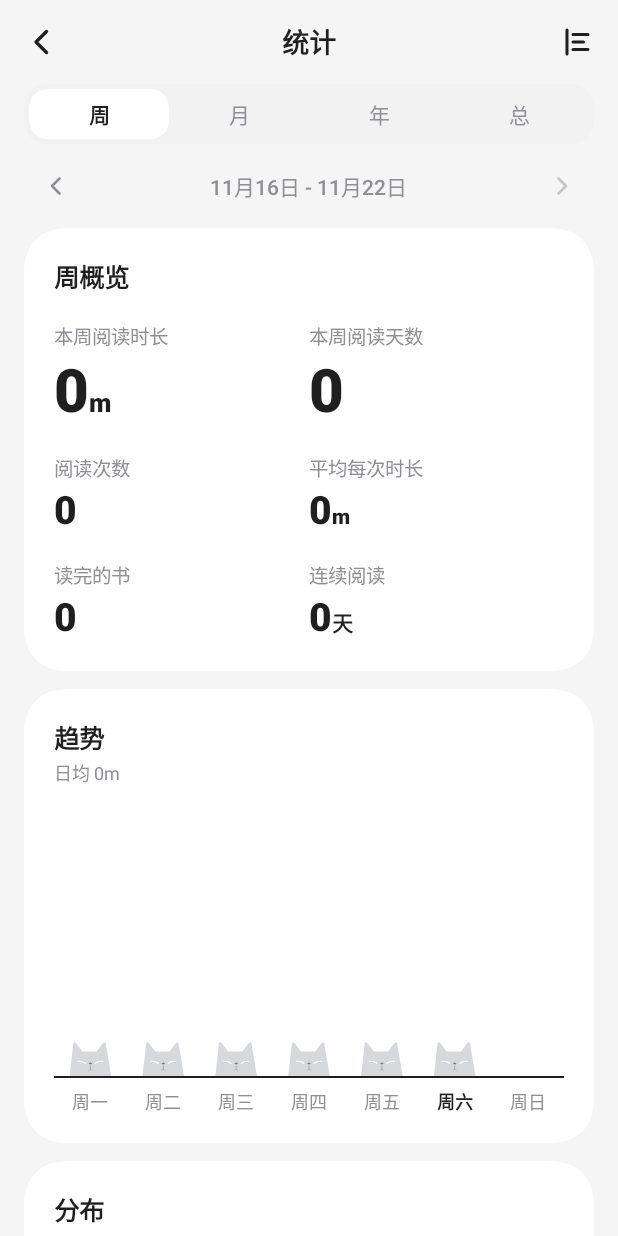
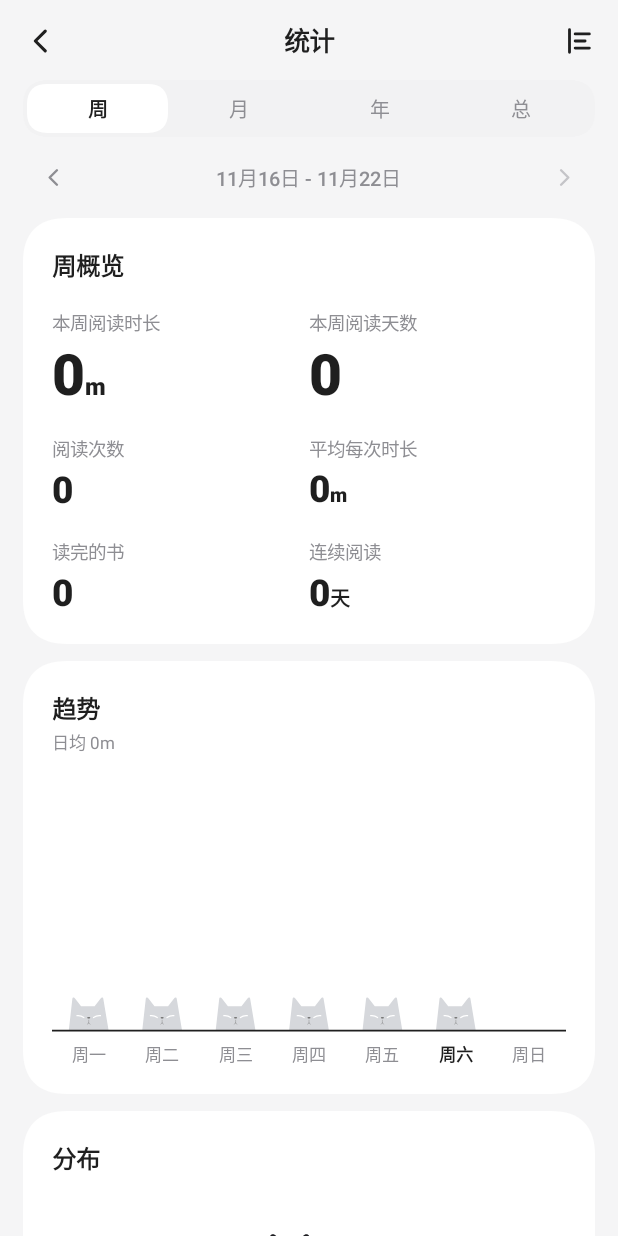
Before and after one commit to Mayleaves/KongyeReader, an Android app built with Jetpack Compose: the screen it shows after launch (MainActivity), after a tap on an icon or button, on a phone screen of 412 x 824 dp. Run offline under Robolectric (Android 15) with nearby library versions, the phone set to English and light mode, and no system bars; pictures from the network do not load; 1 other tap on this screen came first.

Commit message:
空叶阅读 2.1.3：适配横屏、小屏及弹层布局

```diff
--- a/app/build.gradle.kts
+++ b/app/build.gradle.kts
@@ -12,8 +12,8 @@ android {
         applicationId = "com.kongye.reader"
         minSdk = 26
         targetSdk = 36
-        versionCode = 34
-        versionName = "2.1.2"
+        versionCode = 35
+        versionName = "2.1.3"
         testInstrumentationRunner = "com.kongye.reader.VisualRegression"
     }
 
--- a/app/src/main/java/com/kongye/reader/ui/App.kt
+++ b/app/src/main/java/com/kongye/reader/ui/App.kt
@@ -33,15 +33,23 @@ import androidx.compose.foundation.Canvas
 import androidx.compose.foundation.background
 import androidx.compose.foundation.layout.Box
 import androidx.compose.foundation.layout.Column
+import androidx.compose.foundation.layout.ExperimentalLayoutApi
 import androidx.compose.foundation.layout.Row
 import androidx.compose.foundation.layout.Spacer
+import androidx.compose.foundation.layout.WindowInsets
+import androidx.compose.foundation.layout.WindowInsetsSides
+import androidx.compose.foundation.layout.displayCutout
 import androidx.compose.foundation.layout.fillMaxSize
 import androidx.compose.foundation.layout.height
+import androidx.compose.foundation.layout.navigationBarsIgnoringVisibility
 import androidx.compose.foundation.layout.navigationBarsPadding
+import androidx.compose.foundation.layout.only
 import androidx.compose.foundation.layout.padding
 import androidx.compose.foundation.layout.size
+import androidx.compose.foundation.layout.union
 import androidx.compose.foundation.layout.width
 import androidx.compose.foundation.layout.widthIn
+import androidx.compose.foundation.layout.windowInsetsPadding
 import androidx.compose.runtime.Composable
 import androidx.compose.runtime.CompositionLocalProvider
 import androidx.compose.runtime.LaunchedEffect
@@ -58,6 +66,7 @@ import androidx.compose.ui.geometry.Size
 import androidx.compose.ui.graphics.StrokeCap
 import androidx.compose.ui.graphics.graphicsLayer
 import androidx.compose.ui.graphics.drawscope.Stroke
+import androidx.compose.ui.platform.LocalDensity
 import androidx.compose.ui.text.font.FontWeight
 import androidx.compose.ui.text.style.TextAlign
 import androidx.compose.ui.unit.dp
@@ -86,7 +95,9 @@ import com.kongye.reader.ui.theme.DarkPalette
 import com.kongye.reader.ui.theme.K
 import com.kongye.reader.ui.theme.LightPalette
 import com.kongye.reader.ui.theme.LocalPalette
+import com.kongye.reader.ui.theme.adaptiveDensity
 
+@OptIn(ExperimentalLayoutApi::class)
 @Composable
 fun App(showSplash: Boolean = false) {
     var splashVisible by rememberSaveable { mutableStateOf(showSplash) }
@@ -104,7 +115,10 @@ fun App(showSplash: Boolean = false) {
         2 -> true
         else -> AppTheme.systemDark
     }
-    CompositionLocalProvider(LocalPalette provides if (dark) DarkPalette else LightPalette) {
+    CompositionLocalProvider(
+        LocalPalette provides if (dark) DarkPalette else LightPalette,
+        LocalDensity provides adaptiveDensity(),
+    ) {
         val launcher = rememberLauncherForActivityResult(ActivityResultContracts.OpenMultipleDocuments()) { uris ->
             Importer.start(uris, openAfter = false)
         }
@@ -125,7 +139,9 @@ fun App(showSplash: Boolean = false) {
         }
         // 最先注册，优先级最低：页面里的弹层、阅读菜单会先拦截返回键
         BackHandler(Nav.stack.size > 1) { Nav.pop() }
-        Box(Modifier.fillMaxSize().background(K.c.bg)) {
+        val sideInsets = WindowInsets.displayCutout.union(WindowInsets.navigationBarsIgnoringVisibility)
+            .only(WindowInsetsSides.Horizontal)
+        Box(Modifier.fillMaxSize().background(K.c.bg).windowInsetsPadding(sideInsets)) {
             Box(Modifier.fillMaxSize().graphicsLayer {
                 val progress = if (splashVisible) splashExit.value else 1f
                 alpha = progress
--- a/app/src/main/java/com/kongye/reader/ui/reader/ReaderScreen.kt
+++ b/app/src/main/java/com/kongye/reader/ui/reader/ReaderScreen.kt
@@ -428,7 +428,8 @@ private fun Reader(
         val geo = with(density) {
             // 版心宽度取整字数，多出来的零头平分到左右边距，纯中文的行不用两端对齐也是齐的
             val em = settings.fontSize.sp.toPx()
-            val room = (w - settings.marginH.dp.roundToPx() * 2).coerceAtLeast(100)
+            val viewport = w.coerceAtMost(720.dp.roundToPx())
+            val room = (viewport - settings.marginH.dp.roundToPx() * 2).coerceAtLeast(100)
             val cols = (room / em).toInt().coerceAtLeast(4)
             val tw = kotlin.math.ceil(cols * em).toInt().coerceAtMost(room) + 1
             val marginPx = (w - tw) / 2
--- a/app/src/main/java/com/kongye/reader/ui/screens/AboutScreen.kt
+++ b/app/src/main/java/com/kongye/reader/ui/screens/AboutScreen.kt
@@ -9,6 +9,7 @@ import androidx.compose.foundation.layout.fillMaxWidth
 import androidx.compose.foundation.layout.height
 import androidx.compose.foundation.layout.navigationBarsPadding
 import androidx.compose.foundation.layout.padding
+import androidx.compose.foundation.layout.widthIn
 import androidx.compose.foundation.rememberScrollState
 import androidx.compose.foundation.verticalScroll
 import androidx.compose.runtime.Composable
@@ -42,6 +43,7 @@ import com.kongye.reader.ui.components.TopBar
 import com.kongye.reader.ui.components.ValueRow
 import com.kongye.reader.ui.components.press
 import com.kongye.reader.ui.theme.K
+import com.kongye.reader.ui.theme.scrollContentWidth
 
 /** 关于：猫、名字、版本（连点七下是彩蛋），读书的统计，检查更新、更新历史，找到过彩蛋后的开关 */
 @Composable
@@ -86,6 +88,8 @@ fun AboutScreen() {
             TopBar("关于", onBack = { Nav.pop() })
             Column(
                 Modifier
+                    .align(Alignment.CenterHorizontally)
+                    .widthIn(max = scrollContentWidth)
                     .fillMaxSize()
                     .verticalScroll(rememberScrollState())
                     .navigationBarsPadding()
--- a/app/src/main/java/com/kongye/reader/ui/screens/AchievementsScreen.kt
+++ b/app/src/main/java/com/kongye/reader/ui/screens/AchievementsScreen.kt
@@ -248,7 +248,7 @@ fun AchievementsScreen() {
         Column(Modifier.fillMaxSize()) {
             TopBar("成就", onBack = { Nav.pop() })
             LazyVerticalGrid(
-                columns = GridCells.Fixed(4),
+                columns = GridCells.Adaptive(84.dp),
                 modifier = Modifier.fillMaxSize(),
                 contentPadding = PaddingValues(start = 16.dp, end = 16.dp, top = 4.dp, bottom = navPad + if (preview != null) 96.dp else 28.dp),
                 horizontalArrangement = Arrangement.spacedBy(8.dp),
@@ -479,7 +479,7 @@ private fun Detail(item: Achievement?, ctx: AchieveCtx, profile: Profile, style:
     }
     val last = remember { arrayOfNulls<Achievement>(1) }
     item?.let { last[0] = it }
-    Sheet(visible = item != null, onDismiss = onDismiss) {
+    Sheet(visible = item != null, onDismiss = onDismiss, scrollContent = true) {
         val a = last[0] ?: return@Sheet
         val at = profile.achievements[a.id]
         val on = at != null
--- a/app/src/main/java/com/kongye/reader/ui/screens/BackupScreen.kt
+++ b/app/src/main/java/com/kongye/reader/ui/screens/BackupScreen.kt
@@ -17,6 +17,7 @@ import androidx.compose.foundation.layout.navigationBarsPadding
 import androidx.compose.foundation.layout.padding
 import androidx.compose.foundation.layout.size
 import androidx.compose.foundation.layout.width
+import androidx.compose.foundation.layout.widthIn
 import androidx.compose.foundation.rememberScrollState
 import androidx.compose.foundation.text.BasicSecureTextField
 import androidx.compose.foundation.text.BasicTextField
@@ -57,6 +58,7 @@ import com.kongye.reader.ui.components.T
 import com.kongye.reader.ui.components.Toast
 import com.kongye.reader.ui.components.TopBar
 import com.kongye.reader.ui.theme.K
+import com.kongye.reader.ui.theme.scrollContentWidth
 import kotlinx.coroutines.Dispatchers
 import kotlinx.coroutines.launch
 import kotlinx.coroutines.withContext
@@ -117,6 +119,8 @@ fun BackupScreen() {
             TopBar("备份与恢复", onBack = { Nav.pop() })
             Column(
                 Modifier
+                    .align(Alignment.CenterHorizontally)
+                    .widthIn(max = scrollContentWidth)
                     .fillMaxSize()
                     .verticalScroll(rememberScrollState())
                     .imePadding()
--- a/app/src/main/java/com/kongye/reader/ui/screens/CloudBackupsSheet.kt
+++ b/app/src/main/java/com/kongye/reader/ui/screens/CloudBackupsSheet.kt
@@ -8,7 +8,6 @@ import androidx.compose.foundation.lazy.items
 import androidx.compose.runtime.*
 import androidx.compose.ui.Alignment
 import androidx.compose.ui.Modifier
-import androidx.compose.ui.platform.LocalConfiguration
 import androidx.compose.ui.semantics.contentDescription
 import androidx.compose.ui.semantics.semantics
 import androidx.compose.ui.semantics.selected
@@ -20,6 +19,7 @@ import com.kongye.reader.data.CloudBackup
 import com.kongye.reader.data.CloudConfig
 import com.kongye.reader.ui.components.*
 import com.kongye.reader.ui.theme.K
+import com.kongye.reader.ui.theme.windowSize
 import kotlinx.coroutines.Dispatchers
 import kotlinx.coroutines.launch
 import kotlinx.coroutines.withContext
@@ -43,7 +43,7 @@ internal fun CloudBackupsSheet(config: CloudConfig, startDeleting: Boolean, onDi
     var restore by remember { mutableStateOf<CloudBackup?>(null) }
     var remove by remember { mutableStateOf(emptyList<CloudBackup>()) }
     val blocked=loading || working.isNotEmpty()
-    val height=(LocalConfiguration.current.screenHeightDp.dp-280.dp).coerceIn(100.dp,440.dp)
+    val height = (windowSize.height * 0.48f).coerceAtMost(440.dp)
     val fmt=remember { SimpleDateFormat("yyyy.MM.dd HH:mm",Locale.US) }
     LaunchedEffect(config,refresh) {
         loading=true;error=null
@@ -84,7 +84,7 @@ internal fun CloudBackupsSheet(config: CloudConfig, startDeleting: Boolean, onDi
         Spacer(Modifier.height(12.dp))
         if(rows.isEmpty()) Box(Modifier.fillMaxWidth().height(120.dp),contentAlignment=Alignment.Center) {
             if(!loading && error==null) T("云端还没有备份",14.sp,c.text2)
-        } else LazyColumn(Modifier.fillMaxWidth().heightIn(max=height),verticalArrangement=Arrangement.spacedBy(8.dp)) {
+        } else LazyColumn(Modifier.weight(1f, fill = false).fillMaxWidth().heightIn(max=height),verticalArrangement=Arrangement.spacedBy(8.dp)) {
             items(rows,key={ it.url }) { item ->
                 val checked=item.url in selected
                 Row(
--- a/app/src/main/java/com/kongye/reader/ui/screens/GardenScreen.kt
+++ b/app/src/main/java/com/kongye/reader/ui/screens/GardenScreen.kt
@@ -76,6 +76,7 @@ import com.kongye.reader.ui.components.T
 import com.kongye.reader.ui.components.Toast
 import com.kongye.reader.ui.components.press
 import com.kongye.reader.ui.theme.K
+import com.kongye.reader.ui.theme.windowSize
 import kotlin.math.ceil
 import kotlin.math.max
 import kotlin.math.min
@@ -124,6 +125,7 @@ fun GardenScreen(preview: String? = null) {
     val profile by Profiles.state.collectAsState()
     // 猫园里来的动物按装扮里选的顺序轮着来；看板猫还是原来的彩色小猫
     val cast = profile.gardenAnimals.filter { it == Shop.MASCOT || profile.has(it) }.ifEmpty { listOf(Shop.MASCOT) }
+    val height = windowSize.height
 
     Box(Modifier.fillMaxSize().background(ground)) {
         val tryBg = preview?.let { Shop.background(it) }
@@ -138,7 +140,7 @@ fun GardenScreen(preview: String? = null) {
                 .fillMaxSize()
                 .statusBarsPadding()
                 .navigationBarsPadding()
-                .padding(top = 186.dp, bottom = 92.dp, start = 14.dp, end = 14.dp),
+                .padding(top = (height * 0.24f).coerceAtMost(186.dp), bottom = (height * 0.14f).coerceAtMost(92.dp), start = 14.dp, end = 14.dp),
         ) {
             val spots = remember(week, maxWidth, maxHeight) { placeSpots(week, maxWidth.value, maxHeight.value, monday.toEpochDay()) }
             week.forEachIndexed { i, s ->
@@ -183,7 +185,7 @@ fun GardenScreen(preview: String? = null) {
             Modifier
                 .align(Alignment.TopCenter)
                 .statusBarsPadding()
-                .padding(top = 162.dp)
+                .padding(top = (height * 0.21f).coerceAtMost(162.dp))
                 .background(c.card, SmoothShape(18.dp))
                 .padding(start = 10.dp, end = 18.dp, top = 8.dp, bottom = 8.dp),
             verticalAlignment = Alignment.CenterVertically,
--- a/app/src/main/java/com/kongye/reader/ui/screens/HomeScreen.kt
+++ b/app/src/main/java/com/kongye/reader/ui/screens/HomeScreen.kt
@@ -72,6 +72,7 @@ import com.kongye.reader.ui.components.T
 import com.kongye.reader.ui.components.catGazeAt
 import com.kongye.reader.ui.components.press
 import com.kongye.reader.ui.theme.K
+import com.kongye.reader.ui.theme.windowSize
 import java.time.LocalDateTime
 import kotlin.math.roundToInt
 import kotlinx.coroutines.delay
@@ -90,6 +91,9 @@ private val quotes = listOf(
 @Composable
 fun HomeScreen() {
     val c = K.c
+    val window = windowSize
+    val catSize = (window.height * 0.28f).coerceIn(84.dp, 210.dp)
+    val footerSpace = if (window.height < 520.dp && window.width >= 550.dp) 20.dp else 72.dp
     val books by Library.books.collectAsState()
     val sessions by Stats.sessions.collectAsState()
     val wakeMemory by CatRest.state.collectAsState()
@@ -194,7 +198,7 @@ fun HomeScreen() {
             }
             Spacer(Modifier.weight(1f))
             // Anchor speech to the cat's resting layout, outside the animated hop.
-            Box(Modifier.size(210.dp).onGloballyPositioned {
+            Box(Modifier.size(catSize).onGloballyPositioned {
                 catHeadTop = it.positionInRoot().y + headInset
             }) {
                 if (homeAnimal != null && !minimal && !gold && !goldMin) {
@@ -210,7 +214,7 @@ fun HomeScreen() {
                                 }
                                 speechSignal++
                             },
-                        size = 210.dp, animate = true,
+                        size = catSize, animate = true,
                     )
                 } else DashboardCat(
                     Modifier
@@ -236,7 +240,7 @@ fun HomeScreen() {
                             }
                             speechSignal++
                         },
-                    size = 210.dp,
+                    size = catSize,
                     petSignal = petSignal,
                     leaf = today >= 30 * 60_000,
                     gaze = catGazeAt(fingerPosition?.plus(homeOrigin), catEyeCenter, gazeRadius),
@@ -283,7 +287,7 @@ fun HomeScreen() {
                 T("支持 TXT · EPUB", 13.sp, c.text3)
             }
             Spacer(Modifier.weight(0.7f))
-            Spacer(Modifier.height(72.dp))
+            Spacer(Modifier.height(footerSpace))
         }
         Signpost(
             profile.signText,
--- a/app/src/main/java/com/kongye/reader/ui/screens/PrefsScreen.kt
+++ b/app/src/main/java/com/kongye/reader/ui/screens/PrefsScreen.kt
@@ -12,6 +12,7 @@ import androidx.compose.foundation.layout.fillMaxWidth
 import androidx.compose.foundation.layout.height
 import androidx.compose.foundation.layout.navigationBarsPadding
 import androidx.compose.foundation.layout.padding
+import androidx.compose.foundation.layout.widthIn
 import androidx.compose.foundation.rememberScrollState
 import androidx.compose.foundation.verticalScroll
 import androidx.compose.runtime.Composable
@@ -51,6 +52,7 @@ import com.kongye.reader.ui.components.Toast
 import com.kongye.reader.ui.components.TopBar
 import com.kongye.reader.ui.components.ValueRow
 import com.kongye.reader.ui.theme.K
+import com.kongye.reader.ui.theme.scrollContentWidth
 
 @Composable
 fun PrefsScreen() {
@@ -66,6 +68,8 @@ fun PrefsScreen() {
             TopBar("设置", onBack = { Nav.pop() })
             Column(
                 Modifier
+                    .align(Alignment.CenterHorizontally)
+                    .widthIn(max = scrollContentWidth)
                     .fillMaxSize()
                     .verticalScroll(rememberScrollState())
                     .navigationBarsPadding()
--- a/app/src/main/java/com/kongye/reader/ui/screens/StatsScreen.kt
+++ b/app/src/main/java/com/kongye/reader/ui/screens/StatsScreen.kt
@@ -16,6 +16,7 @@ import androidx.compose.foundation.layout.navigationBarsPadding
 import androidx.compose.foundation.layout.padding
 import androidx.compose.foundation.layout.size
 import androidx.compose.foundation.layout.width
+import androidx.compose.foundation.layout.widthIn
 import androidx.compose.foundation.rememberScrollState
 import androidx.compose.foundation.verticalScroll
 import androidx.compose.runtime.Composable
@@ -63,6 +64,7 @@ import com.kongye.reader.ui.components.TopBar
 import com.kongye.reader.ui.components.bigDuration
 import com.kongye.reader.ui.components.drawReadingCatBar
 import com.kongye.reader.ui.theme.K
+import com.kongye.reader.ui.theme.scrollContentWidth
 import java.time.LocalDate
 import java.time.YearMonth
 import kotlin.math.max
@@ -174,6 +176,8 @@ fun StatsScreen() {
         }
         Column(
             Modifier
+                .align(Alignment.CenterHorizontally)
+                .widthIn(max = scrollContentWidth)
                 .fillMaxSize()
                 .verticalScroll(rememberScrollState())
                 .navigationBarsPadding()
--- a/app/src/main/java/com/kongye/reader/ui/screens/UpdateSheet.kt
+++ b/app/src/main/java/com/kongye/reader/ui/screens/UpdateSheet.kt
@@ -81,6 +81,7 @@ fun UpdateSheet(visible: Boolean, state: Updates.State, onDismiss: () -> Unit) {
         Spacer(Modifier.height(16.dp))
         Column(
             Modifier
+                .weight(1f, fill = false)
                 .fillMaxWidth()
                 .heightIn(max = 300.dp)
                 .background(c.chip, SmoothShape(18.dp))
--- /dev/null
+++ b/app/src/main/java/com/kongye/reader/ui/theme/WindowLayout.kt
@@ -0,0 +1,32 @@
+package com.kongye.reader.ui.theme
+
+import androidx.compose.runtime.Composable
+import androidx.compose.runtime.ReadOnlyComposable
+import androidx.compose.ui.platform.LocalDensity
+import androidx.compose.ui.platform.LocalWindowInfo
+import androidx.compose.ui.unit.Density
+import androidx.compose.ui.unit.DpSize
+import androidx.compose.ui.unit.dp
+import kotlin.math.min
+
+internal val scrollContentWidth = 640.dp
+
+/** Keep the layout scale stable when the keyboard opens or system bars become visible. */
+@Composable
+internal fun adaptiveDensity(): Density {
+    val system = LocalDensity.current
+    val bounds = LocalWindowInfo.current.containerSize
+    val shortEdge = min(bounds.width, bounds.height)
+    if (shortEdge <= 0) return system
+
+    val density = (shortEdge / 432f).coerceIn(system.density * 0.84f, system.density)
+    return if (density == system.density) system else Density(density, system.fontScale)
+}
+
+/** The same window bounds expressed in the app's layout units. */
+internal val windowSize: DpSize
+    @Composable @ReadOnlyComposable
+    get() = with(LocalDensity.current) {
+        val bounds = LocalWindowInfo.current.containerSize
+        DpSize(bounds.width.toDp(), bounds.height.toDp())
+    }
```
Also changed, not shown: app/src/main/java/com/kongye/reader/ui/components/Kit.kt (+23 -4 lines), app/src/main/java/com/kongye/reader/ui/reader/ReaderPanels.kt (+9 -1 lines), app/src/main/java/com/kongye/reader/ui/screens/DressScreen.kt (+5 -3 lines), app/src/main/java/com/kongye/reader/ui/screens/ShelfScreen.kt (+6 -6 lines), app/src/main/java/com/kongye/reader/ui/screens/ShopScreen.kt (+5 -3 lines).
